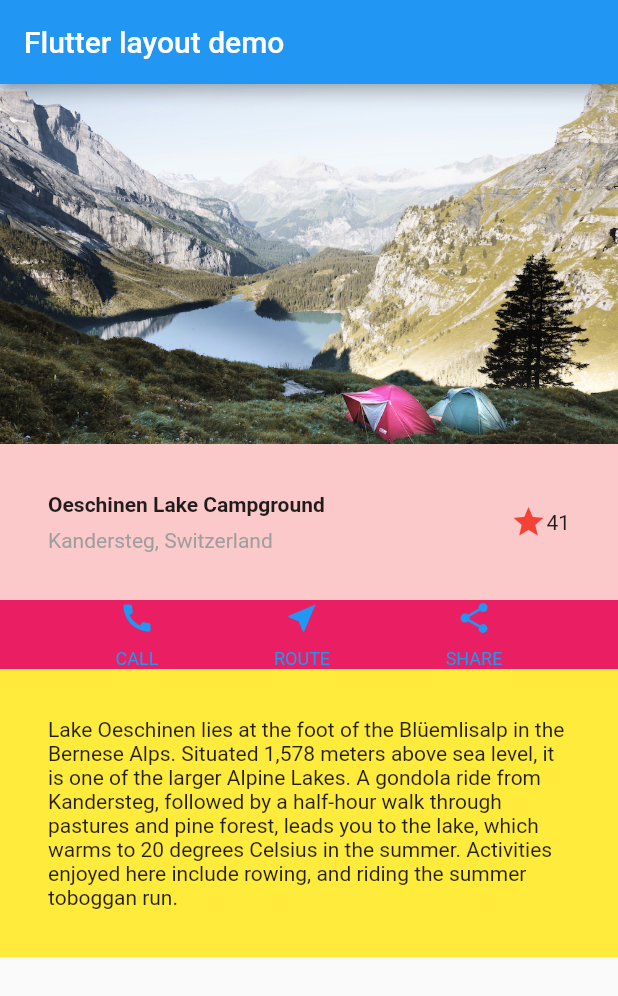
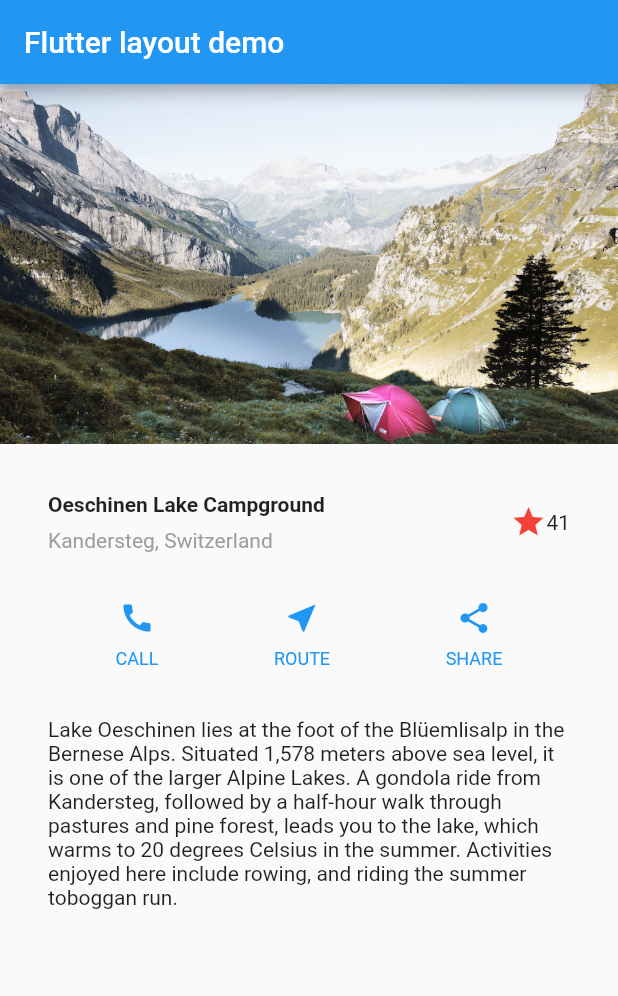
Before and after one commit to tsuyopon-xyz/flutter_official_tutorials, a Flutter app: the screen it shows after launch, on a phone screen of 412 x 824 dp. Shown: the top 996 px of the screen. Run offline on Flutter 3.47's test engine with Material 2 defaults, Android fonts, the light colour scheme and no system bars.

Commit message:
Segup code for the tutorial "Adding interactivity to your Flutter app"

```diff
--- a/lib/main.dart
+++ b/lib/main.dart
@@ -40,7 +40,7 @@
 
   Widget _createTitleSection() {
     return Container(
-      decoration: const BoxDecoration(color: Color.fromARGB(50, 255, 0, 0)),
+      // decoration: const BoxDecoration(color: Color.fromARGB(50, 255, 0, 0)),
       padding: const EdgeInsets.all(32),
       child: Row(
         children: [
@@ -82,16 +82,13 @@
   }
 
   Widget _createButtonSection([Color color = Colors.orange]) {
-    return Container(
-      decoration: const BoxDecoration(color: Colors.pink),
-      child: Row(
+    return Row(
       mainAxisAlignment: MainAxisAlignment.spaceEvenly,
       children: [
         _buildButtonColumn(color, Icons.call, 'CALL'),
         _buildButtonColumn(color, Icons.near_me, 'ROUTE'),
         _buildButtonColumn(color, Icons.share, 'SHARE'),
       ],
-      ),
     );
   }
 
@@ -117,9 +114,7 @@
   }
 
   Widget _createTextSection() {
-    return Container(
-      decoration: const BoxDecoration(color: Colors.yellow),
-      child: const Padding(
+    return const Padding(
       padding: EdgeInsets.all(32),
       child: Text(
         'Lake Oeschinen lies at the foot of the Blüemlisalp in the Bernese '
@@ -130,7 +125,6 @@
         'enjoyed here include rowing, and riding the summer toboggan run.',
         softWrap: true,
       ),
-      ),
     );
   }
 }
```
Also changed, not shown: pubspec.yaml (+0 -66 lines). Lines whose indentation alone changed are shown as unchanged.
